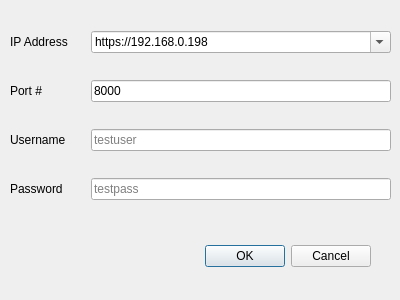
Before: the Qt Designer form gui/ui/ui_interopCredentialPrompt.ui in Team-Guardian/tagger, drawn with Qt 5.
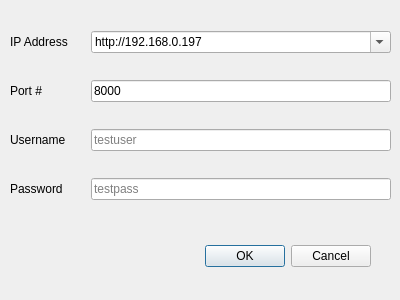
After: the same form once the commit is applied.

Patch:
```diff
--- a/gui/ui/ui_interopCredentialPrompt.ui
+++ b/gui/ui/ui_interopCredentialPrompt.ui
@@ -57,11 +57,11 @@
          <bool>true</bool>
         </property>
         <property name="currentText">
-         <string>https://192.168.0.198</string>
+         <string>http://192.168.0.197</string>
         </property>
         <item>
          <property name="text">
-          <string>https://192.168.0.198</string>
+          <string>http://192.168.0.197</string>
          </property>
         </item>
         <item>
```
